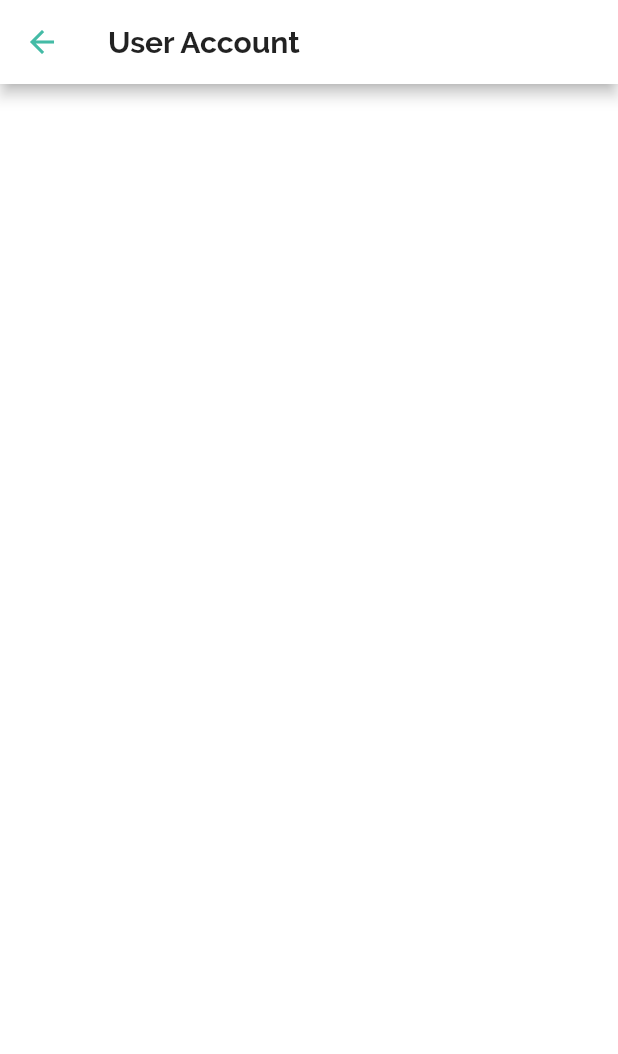
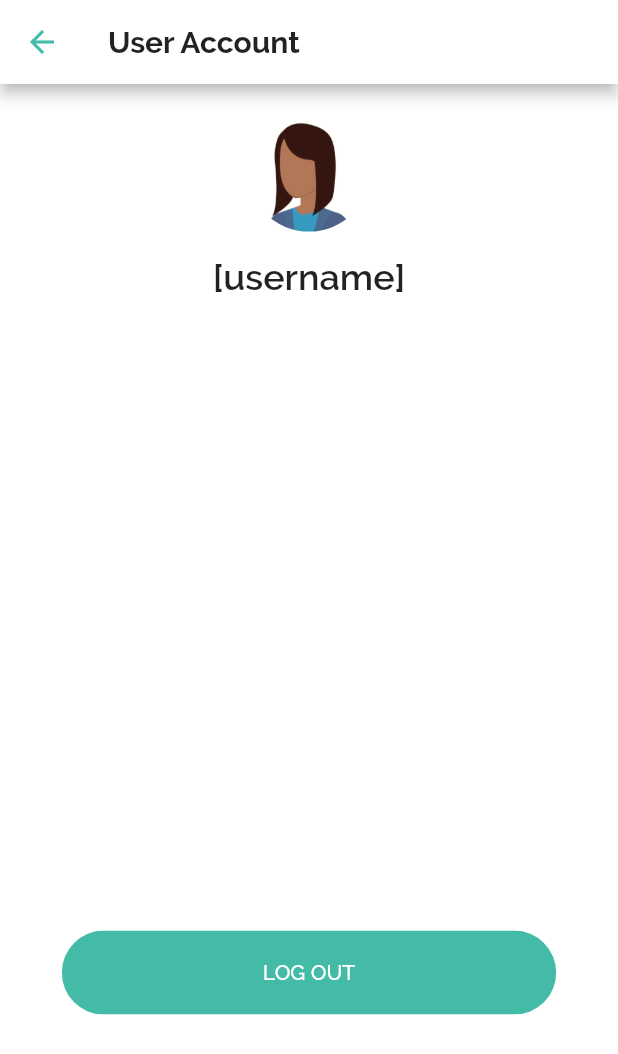
Before and after one commit to fpenim/flutter_hat, a Flutter app: the UserAccountScreen screen opened directly, on a phone screen of 412 x 824 dp. Shown: the top 1054 px of the screen. Run offline on Flutter 3.47's test engine with Material 2 defaults, Android fonts, the phone set to English and light mode, and no system bars.

Commit message:
Implement base account Screen

```diff
--- a/lib/Screens/UserAccount/user_account_screen.dart
+++ b/lib/Screens/UserAccount/user_account_screen.dart
@@ -1,9 +1,12 @@
 import 'package:flutter/material.dart';
+import 'package:flutter_hat/Screens/Login/login_screen.dart';
+import 'package:flutter_hat/components/rounded_button.dart';
 import 'package:flutter_hat/constants.dart';
 
 class UserAccountScreen extends StatelessWidget {
   @override
   Widget build(BuildContext context) {
+    Size size = MediaQuery.of(context).size;
     return Scaffold(
       appBar: AppBar(
         backgroundColor: Colors.white,
@@ -13,7 +16,57 @@ class UserAccountScreen extends StatelessWidget {
           style: Theme.of(context).textTheme.headline6,
         ),
       ),
-      body: Container(),
+      body: Container(
+        child: Column(
+          children: [
+            Padding(
+              padding: const EdgeInsets.all(16.0),
+              child: Row(
+                mainAxisAlignment: MainAxisAlignment.center,
+                children: [
+                  Container(
+                    width: size.width * 0.2,
+                    height: size.height * 0.1,
+                    decoration: BoxDecoration(
+                      image: DecorationImage(
+                        image: AssetImage('assets/icons/user.png'),
+                      ),
+                      shape: BoxShape.circle,
+                    ),
+                  ),
+                ],
+              ),
+            ),
+            Row(
+              mainAxisAlignment: MainAxisAlignment.center,
+              children: [
+                Text(
+                  '[username]',
+                  style: Theme.of(context).textTheme.headline5,
+                ),
+              ],
+            ),
+            SizedBox(
+              width: size.width,
+              height: size.height * 0.5,
+            ),
+            Row(
+              mainAxisAlignment: MainAxisAlignment.center,
+              children: [
+                RoundedButton(
+                  text: 'LOG OUT',
+                  press: () {
+                    Navigator.push(
+                      context,
+                      MaterialPageRoute(builder: (context) => LoginScreen()),
+                    );
+                  },
+                ),
+              ],
+            ),
+          ],
+        ),
+      ),
     );
   }
 }
```
